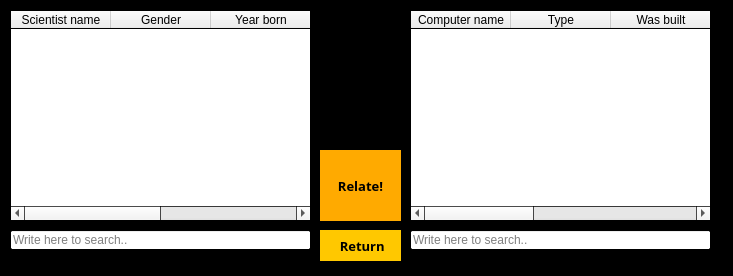
The window that relationwindow.ui (stefanv15/verklegtNamskeid_skil3) describes before a commit, drawn with Qt 5.
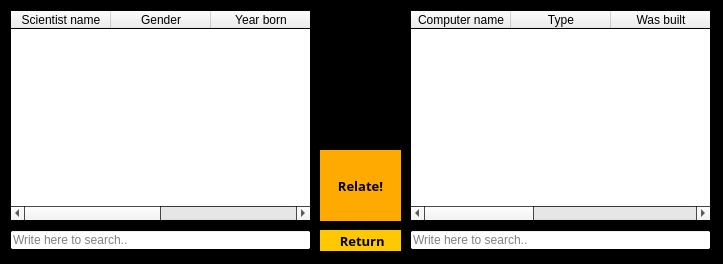
The same window after the commit.

The edit to the form file:
```diff
--- a/relationwindow.ui
+++ b/relationwindow.ui
@@ -6,8 +6,8 @@
    <rect>
     <x>0</x>
     <y>0</y>
-    <width>733</width>
-    <height>276</height>
+    <width>723</width>
+    <height>264</height>
    </rect>
   </property>
   <property name="palette">
@@ -205,7 +205,7 @@
      <x>320</x>
      <y>230</y>
      <width>81</width>
-     <height>31</height>
+     <height>21</height>
     </rect>
    </property>
    <property name="font">
```
